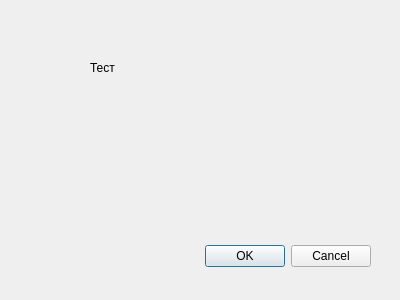
First picture: the form in src/dialogs/findandreplacedialog/frdialog.ui, repository axsapronov/bQella, before the edit.
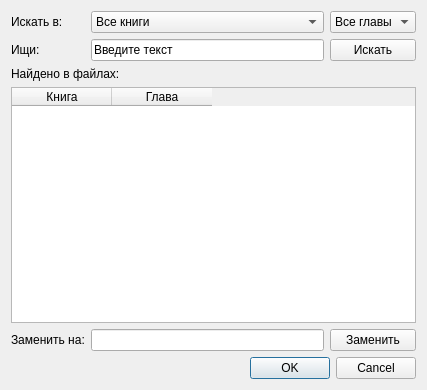
Second picture: the form after the edit.

```diff
--- a/src/dialogs/findandreplacedialog/frdialog.ui
+++ b/src/dialogs/findandreplacedialog/frdialog.ui
@@ -6,42 +6,126 @@
    <rect>
     <x>0</x>
     <y>0</y>
-    <width>400</width>
-    <height>300</height>
+    <width>427</width>
+    <height>390</height>
    </rect>
   </property>
   <property name="windowTitle">
    <string>Find and replace dialog</string>
   </property>
-  <widget class="QDialogButtonBox" name="buttonBox">
-   <property name="geometry">
-    <rect>
-     <x>30</x>
-     <y>240</y>
-     <width>341</width>
-     <height>32</height>
-    </rect>
-   </property>
-   <property name="orientation">
-    <enum>Qt::Horizontal</enum>
-   </property>
-   <property name="standardButtons">
-    <set>QDialogButtonBox::Cancel|QDialogButtonBox::Ok</set>
-   </property>
-  </widget>
-  <widget class="QLabel" name="label">
-   <property name="geometry">
-    <rect>
-     <x>90</x>
-     <y>60</y>
-     <width>56</width>
-     <height>15</height>
-    </rect>
-   </property>
-   <property name="text">
-    <string>Тест</string>
-   </property>
-  </widget>
+  <layout class="QGridLayout" name="gridLayout_2">
+   <item row="0" column="0">
+    <layout class="QGridLayout" name="gridLayout">
+     <item row="0" column="0">
+      <widget class="QLabel" name="label">
+       <property name="text">
+        <string>Искать в:</string>
+       </property>
+      </widget>
+     </item>
+     <item row="0" column="1">
+      <widget class="QComboBox" name="cBBook">
+       <item>
+        <property name="text">
+         <string>Все книги</string>
+        </property>
+       </item>
+      </widget>
+     </item>
+     <item row="0" column="2">
+      <widget class="QComboBox" name="cBChapter">
+       <item>
+        <property name="text">
+         <string>Все главы</string>
+        </property>
+       </item>
+      </widget>
+     </item>
+     <item row="1" column="0">
+      <widget class="QLabel" name="label_2">
+       <property name="text">
+        <string>Ищи:</string>
+       </property>
+      </widget>
+     </item>
+     <item row="1" column="1">
+      <widget class="QLineEdit" name="lEFind">
+       <property name="text">
+        <string>Введите текст</string>
+       </property>
+      </widget>
+     </item>
+     <item row="1" column="2">
+      <widget class="QPushButton" name="pBFind">
+       <property name="text">
+        <string>Искать</string>
+       </property>
+      </widget>
+     </item>
+     <item row="2" column="0" colspan="2">
+      <widget class="QLabel" name="label_4">
+       <property name="text">
+        <string>Найдено в файлах:</string>
+       </property>
+      </widget>
+     </item>
+     <item row="3" column="0" colspan="3">
+      <widget class="QTableWidget" name="tableFiles">
+       <property name="columnCount">
+        <number>2</number>
+       </property>
+       <attribute name="horizontalHeaderDefaultSectionSize">
+        <number>100</number>
+       </attribute>
+       <column>
+        <property name="text">
+         <string>Книга</string>
+        </property>
+       </column>
+       <column>
+        <property name="text">
+         <string>Глава</string>
+        </property>
+       </column>
+      </widget>
+     </item>
+     <item row="4" column="0">
+      <widget class="QLabel" name="label_3">
+       <property name="text">
+        <string>Заменить на:</string>
+       </property>
+      </widget>
+     </item>
+     <item row="4" column="1">
+      <widget class="QLineEdit" name="lEReplace"/>
+     </item>
+     <item row="4" column="2">
+      <widget class="QPushButton" name="pBReplace">
+       <property name="text">
+        <string>Заменить</string>
+       </property>
+      </widget>
+     </item>
+     <item row="5" column="0" colspan="3">
+      <widget class="QDialogButtonBox" name="buttonBox">
+       <property name="orientation">
+        <enum>Qt::Horizontal</enum>
+       </property>
+       <property name="standardButtons">
+        <set>QDialogButtonBox::Cancel|QDialogButtonBox::Ok</set>
+       </property>
+      </widget>
+     </item>
+     <item row="2" column="2">
+      <widget class="QLabel" name="filesFoundLabel">
+       <property name="text">
+        <string/>
+       </property>
+      </widget>
+     </item>
+    </layout>
+   </item>
+  </layout>
  </widget>
  <resources/>
  <connections>
```
